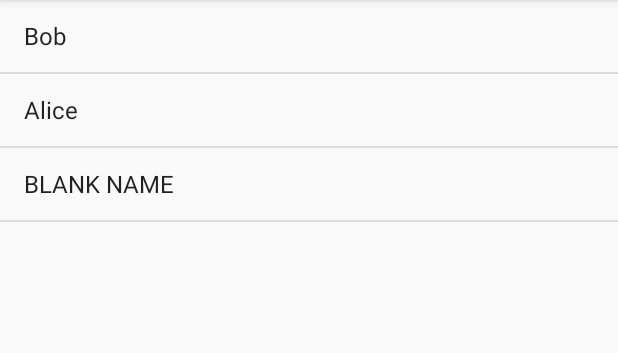
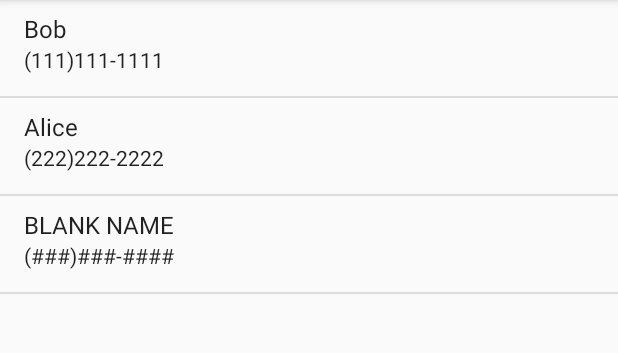
Before and after one commit to abrodhead352/CustomArrayAdapterFun, an Android app: the screen it shows after launch (MainActivity), on a phone screen of 412 x 824 dp, the part 84-437 px from its top. Run offline under Robolectric (Android 15) with nearby library versions, the phone set to English and light mode, and no system bars.

```diff
--- a/app/src/main/java/com/example/customarrayadapterfun/MainActivity.java
+++ b/app/src/main/java/com/example/customarrayadapterfun/MainActivity.java
@@ -8,6 +8,7 @@ import android.view.View;
 import android.view.ViewGroup;
 import android.widget.ArrayAdapter;
 import android.widget.ListView;
+import android.widget.TextView;
 
 import java.util.ArrayList;
 import java.util.List;
@@ -20,7 +21,7 @@ public class MainActivity extends AppCompatActivity {
         setContentView(R.layout.activity_main);
 
         //create and populate contact list
-        List<Contact> contacts = new ArrayList<>();
+        final List<Contact> contacts = new ArrayList<>();
         contacts.add(new Contact("Bob", "(111)111-1111"));
         contacts.add(new Contact("Alice", "(222)222-2222"));
         contacts.add(new Contact());
@@ -34,12 +35,27 @@ public class MainActivity extends AppCompatActivity {
         //do it twice, once for s_l_i_1, once for s_l_i_2
 
         //create adapter, link it to listview
-        ArrayAdapter<Contact> contactArrayAdapter = new ArrayAdapter<Contact>(
-                this, android.R.layout.simple_list_item_1, contacts
+        ArrayAdapter<Contact> contactArrayAdapter = new ArrayAdapter<Contact>( //if there are multiple views, tell it
+                //which is the main view
+                this, android.R.layout.simple_list_item_2, android.R.id.text1, contacts
         ) {
+            //Inflate a layout for each row
             @Override
             public View getView(int position, View convertView, ViewGroup parent) {
-                return super.getView(position, convertView, parent);
+                View view = super.getView(position, convertView, parent);
+                Contact contact = contacts.get(position);
+                //we can set values for subviews of the view
+                //for s_l_i_1, no subview
+                /* for S_L_I_1
+                TextView tv1 = (TextView) view.findViewById(android.R.id.text1);
+                tv1.setText(contact.toString());
+                */
+                //2. simple list item 2
+                TextView tv1 = view.findViewById(android.R.id.text1);
+                TextView tv2 = view.findViewById(android.R.id.text2);
+                tv1.setText(contact.toString());
+                tv2.setText(contact.getPhoneNumber());
+                return view;
             }
         };
 
```
